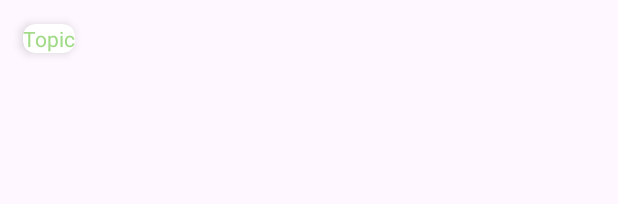
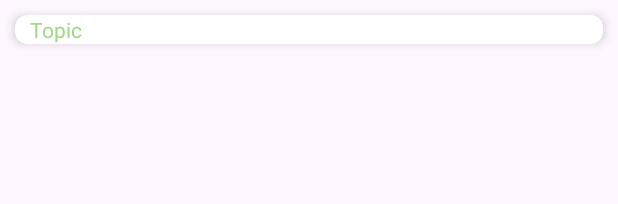
Before and after one commit to suman-shah/iasnapp, an Android app: the layout topics_item.xml on its own in the app's theme, with its tools: preview values and no code run, on a phone screen of 412 x 824 dp. Shown: the top 204 px of the screen. Run offline under Robolectric (Android 15) with nearby library versions, the phone set to English and light mode, and no system bars.

Commit message:
Design is completed and working

```diff
--- a/app/src/main/res/layout/activity_main.xml
+++ b/app/src/main/res/layout/activity_main.xml
@@ -8,6 +8,8 @@
     tools:context=".activities.MainActivity">
 
     <ExpandableListView
+        android:dividerHeight="0dp"
+        android:divider="@null"
         android:groupIndicator="@null"
         android:id="@+id/expandableListView"
         android:layout_width="match_parent"
--- a/app/src/main/res/layout/topics_item.xml
+++ b/app/src/main/res/layout/topics_item.xml
@@ -3,27 +3,30 @@
     xmlns:tools="http://schemas.android.com/tools"
     android:layout_width="match_parent"
     android:layout_height="match_parent"
-    android:layout_marginTop="10dp"
-    android:layout_marginBottom="10dp"
+
     xmlns:app="http://schemas.android.com/apk/res-auto">
 
     <androidx.cardview.widget.CardView
-        android:layout_width="wrap_content"
-        android:layout_height="wrap_content"
+        android:id="@+id/topicClick"
+        android:layout_marginTop="6dp"
+        android:layout_marginBottom="10dp"
         android:layout_marginLeft="15dp"
         android:layout_marginRight="15dp"
-        android:layout_marginTop="6dp"
+        app:cardElevation="4dp"
         app:cardCornerRadius="8dp"
-        app:cardElevation="4dp">
+        android:layout_margin="10dp"
+        android:layout_width="match_parent"
+        android:layout_height="wrap_content">
 
         <TextView
             android:id="@+id/topicTitle"
+            android:layout_marginLeft="10dp"
             android:layout_width="match_parent"
             android:layout_height="wrap_content"
             android:layout_gravity="center_vertical"
             android:text="Topic"
             android:textColor="@color/aloe"
-            android:textSize="14sp"
+            android:textSize="14dp"
             android:textStyle="normal" />
 
 
```
